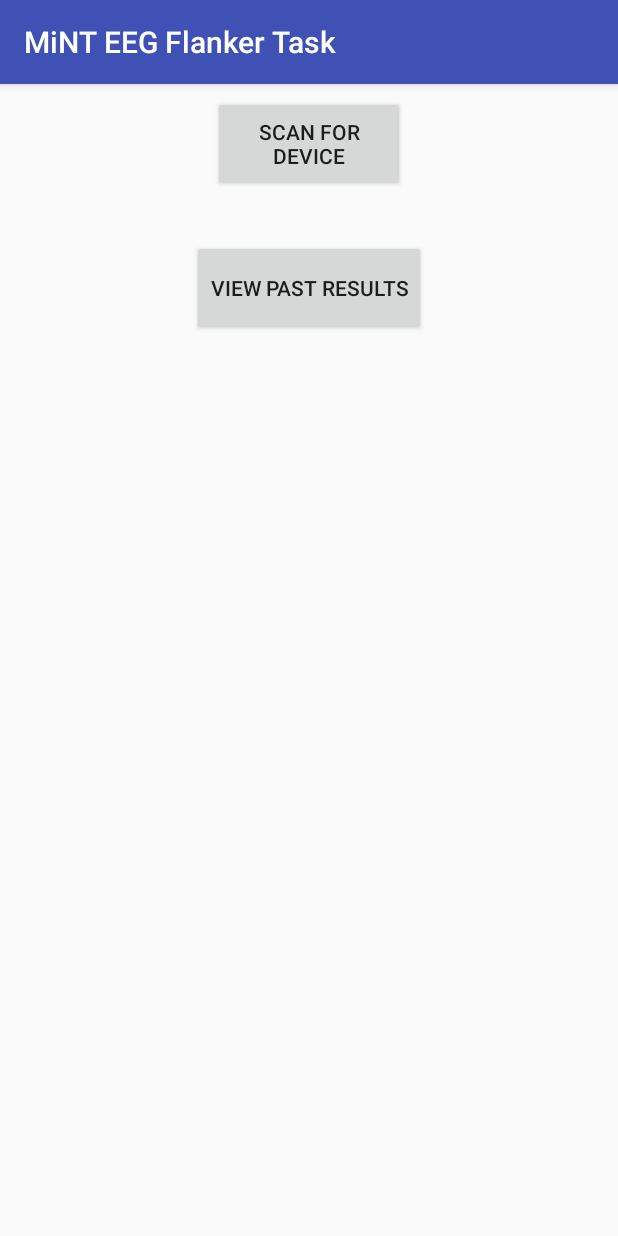
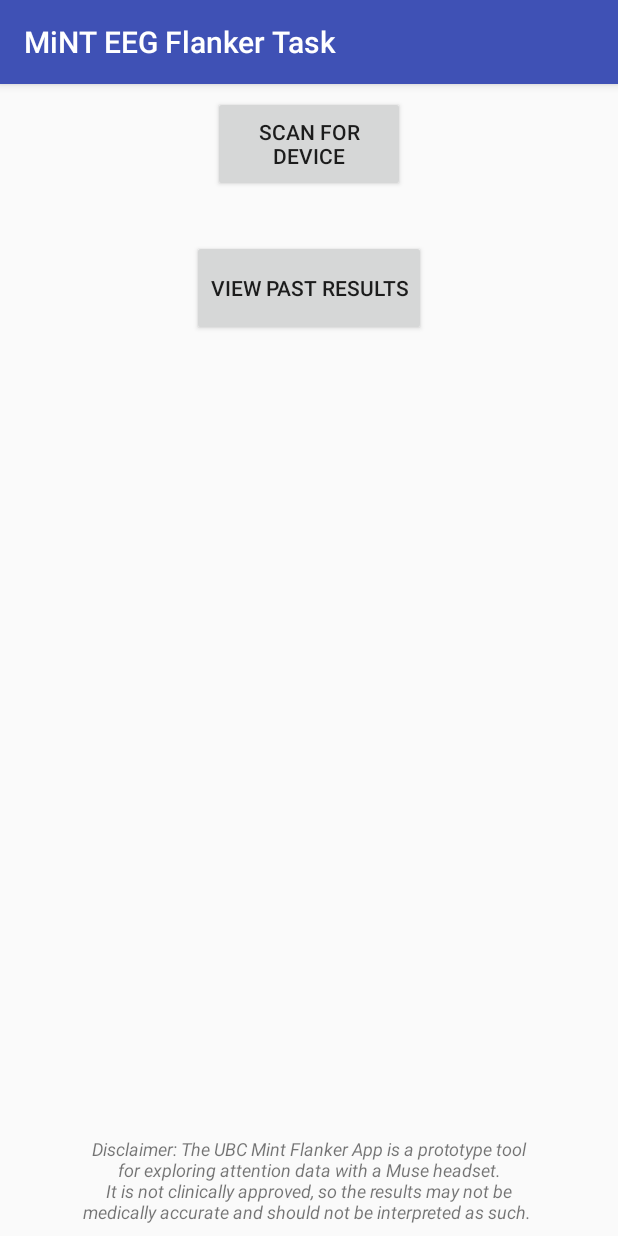
Before and after one commit to UBCMint/MuseAndroidApp, an Android app: the screen it shows after launch (InitialActivity), on a phone screen of 412 x 824 dp. Run offline under Robolectric (Android 15) with nearby library versions, the light colour scheme and no system bars; our stand-ins replace data binding; libraries missing offline, so code that uses them is left out: com.choosemuse.libmuse, eeg.useit.today; 3 statements that could not run were skipped.

Commit message:
Added disclaimer and licence

```diff
--- a/app/src/main/res/layout/activity_initial.xml
+++ b/app/src/main/res/layout/activity_initial.xml
@@ -47,6 +47,24 @@
             app:layout_constraintLeft_toLeftOf="parent"
             app:layout_constraintTop_toBottomOf="@id/scanButton"
             />
+
+        <TextView
+            android:id="@+id/textView"
+            android:layout_width="wrap_content"
+            android:layout_height="wrap_content"
+            android:layout_marginBottom="8dp"
+            android:layout_marginLeft="8dp"
+            android:layout_marginRight="8dp"
+            android:lines="4"
+            android:maxLines="4"
+            android:minLines="4"
+            android:text="Disclaimer: The UBC Mint Flanker App is a prototype tool\nfor exploring attention data with a Muse headset.\nIt is not clinically approved, so the results may not be\nmedically accurate and should not be interpreted as such. "
+            android:textAlignment="center"
+            android:textSize="12sp"
+            android:textStyle="italic"
+            app:layout_constraintBottom_toBottomOf="parent"
+            app:layout_constraintLeft_toLeftOf="parent"
+            app:layout_constraintRight_toRightOf="parent"/>
     </android.support.constraint.ConstraintLayout>
 
 </layout>
```
Also changed, not shown: 2 other files.
